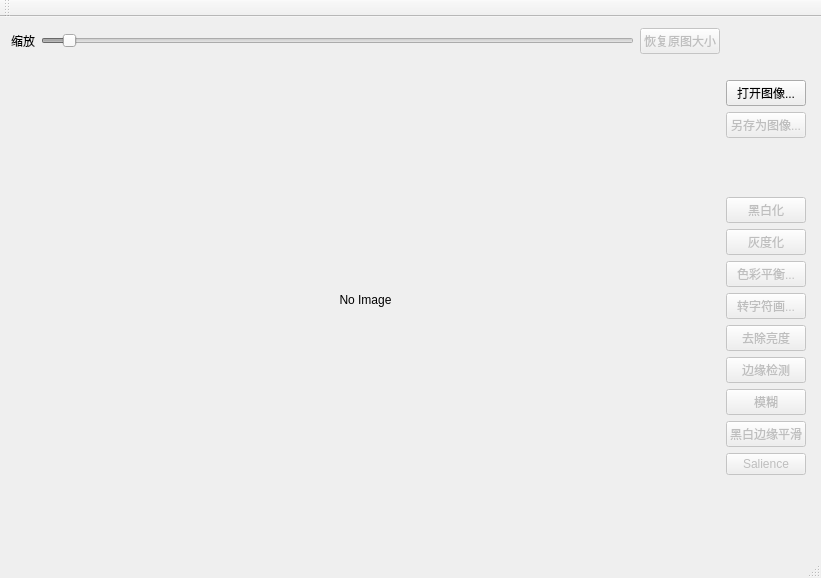
The window that ImageSpecialEffectsQt/imagespecialeffectsqt.ui (garzon/ImageSpecialEffects-Qt) describes before a commit, drawn with Qt 5.
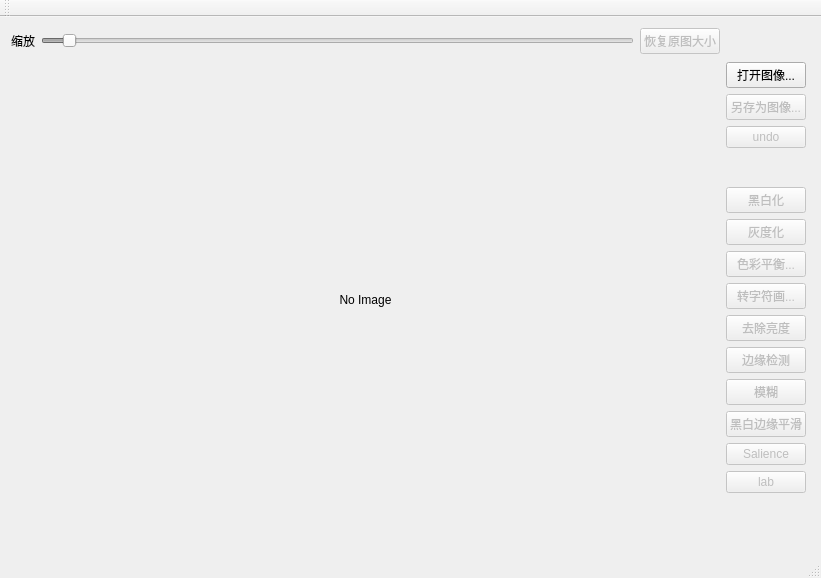
The same window after the commit.

```diff
--- a/ImageSpecialEffectsQt/imagespecialeffectsqt.ui
+++ b/ImageSpecialEffectsQt/imagespecialeffectsqt.ui
@@ -2,6 +2,9 @@
 <ui version="4.0">
  <class>ImageSpecialEffectsQtClass</class>
  <widget class="QMainWindow" name="ImageSpecialEffectsQtClass">
+  <property name="enabled">
+   <bool>true</bool>
+  </property>
   <property name="geometry">
    <rect>
     <x>0</x>
@@ -104,6 +107,9 @@
        </item>
        <item>
         <widget class="QPushButton" name="pushButton">
+         <property name="enabled">
+          <bool>true</bool>
+         </property>
          <property name="text">
           <string>打开图像...</string>
          </property>
@@ -119,6 +125,16 @@
          </property>
         </widget>
        </item>
+       <item>
+        <widget class="QPushButton" name="pushButton_13">
+         <property name="enabled">
+          <bool>false</bool>
+         </property>
+         <property name="text">
+          <string>undo</string>
+         </property>
+        </widget>
+       </item>
        <item>
         <spacer name="verticalSpacer_2">
          <property name="orientation">
@@ -222,6 +238,16 @@
          </property>
         </widget>
        </item>
+       <item>
+        <widget class="QPushButton" name="pushButton_12">
+         <property name="enabled">
+          <bool>false</bool>
+         </property>
+         <property name="text">
+          <string>lab</string>
+         </property>
+        </widget>
+       </item>
        <item>
         <spacer name="verticalSpacer_3">
          <property name="orientation">
```
Left out of the diff: 60 changed lines with no effect on the pictures.
